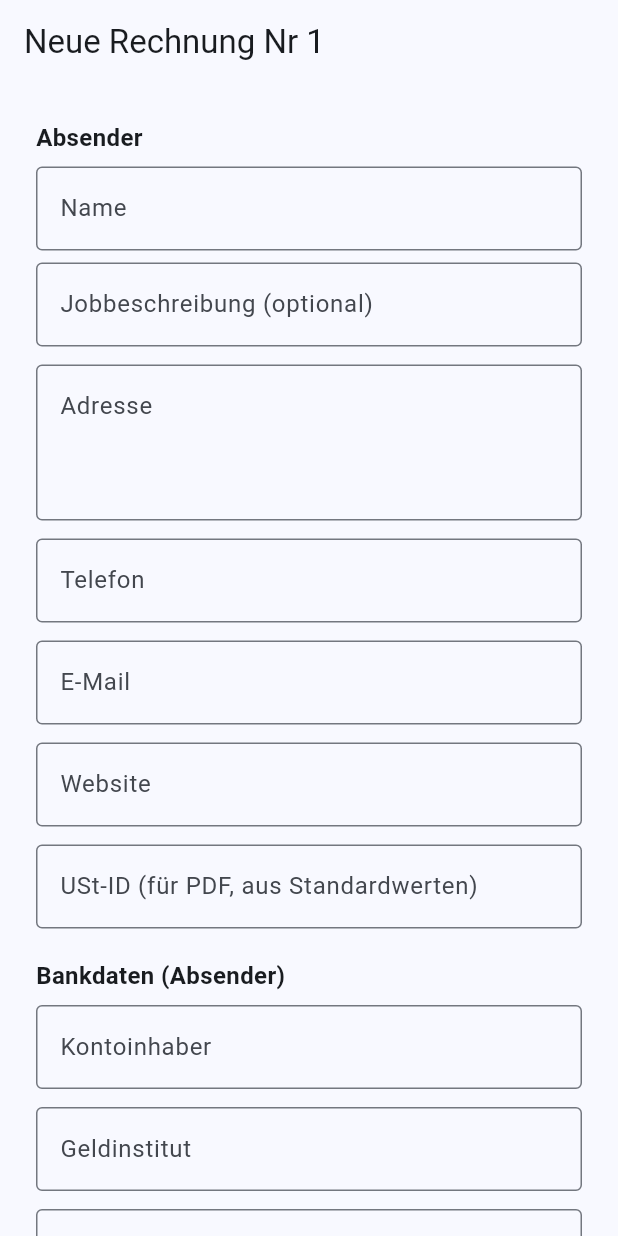
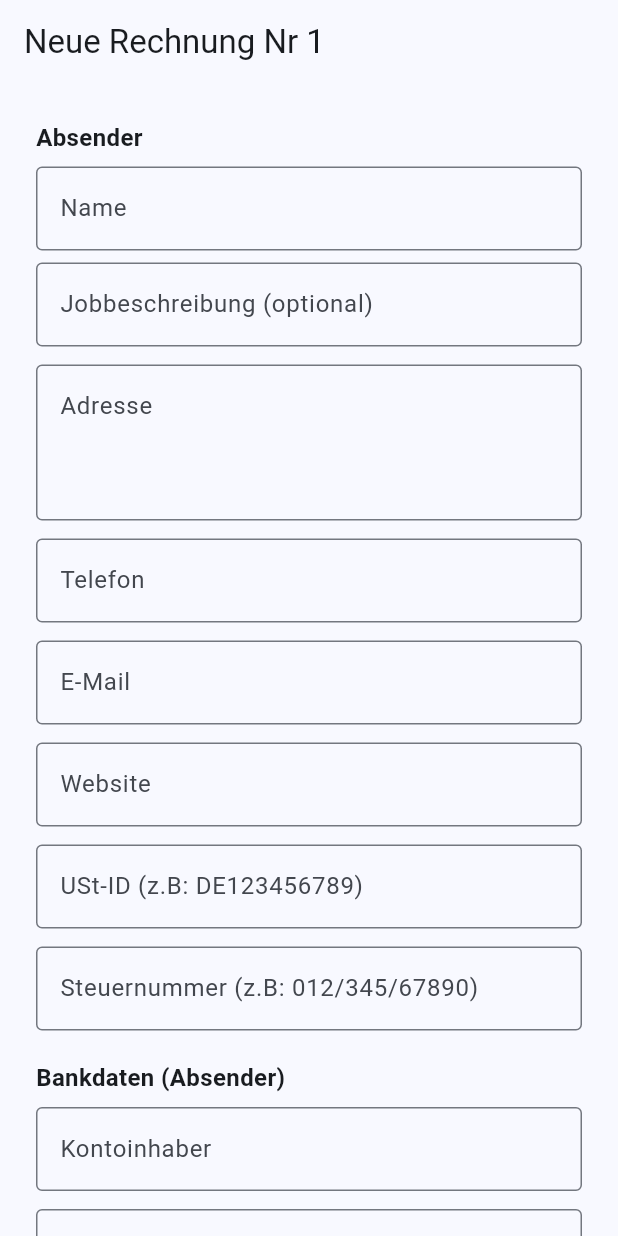
Before and after one commit to riobijanero/invoice_manager, a Flutter app: the InvoiceFormScreen screen opened by its route, on a phone screen of 412 x 824 dp. Run offline on Flutter 3.47's test engine with Material 3 defaults, Android fonts, the light colour scheme and no system bars; our stand-ins replace file_picker, flutter_riverpod, freezed_annotation, go_router, pdf, printing; missing offline and left inert: file_selector.

Commit message:
add taxNumber to sender block

```diff
--- a/lib/common/models/sender.dart
+++ b/lib/common/models/sender.dart
@@ -15,6 +15,7 @@
     @Default('') String email,
     @Default('') String website,
     @Default('') String ustId,
+    @Default('') String taxNumber,
   }) = _Sender;
 
   factory Sender.fromJson(Map<String, dynamic> json) =>
--- a/lib/common/services/invoice_pdf_generator/sender_block.dart
+++ b/lib/common/services/invoice_pdf_generator/sender_block.dart
@@ -70,6 +70,8 @@
   final websiteField = sender.website.trim().isNotEmpty ? _senderFieldRow(_senderLine(sender.website.trim())) : null;
   final vatTaxIdField =
       sender.ustId.trim().isNotEmpty ? _senderFieldRow(_senderLine('USt-ID: ${sender.ustId.trim()}')) : null;
+  final taxNumberField =
+      sender.taxNumber.trim().isNotEmpty ? _senderFieldRow(_senderLine('Steuernummer: ${sender.taxNumber.trim()}')) : null;
 
   // Add each field separately so you can reorder by moving lines.
   final result = <pw.Widget>[
@@ -89,5 +91,6 @@
   if (websiteField != null) result.add(websiteField);
   result.add(pw.SizedBox(height: 4));
   if (vatTaxIdField != null) result.add(vatTaxIdField);
+  if (taxNumberField != null) result.add(taxNumberField);
   return result;
 }
--- a/lib/features/form/invoice_form_screen.dart
+++ b/lib/features/form/invoice_form_screen.dart
@@ -51,6 +51,7 @@
   late TextEditingController _introductoryText;
   late TextEditingController _serviceDescription;
   late TextEditingController _ustId;
+  late TextEditingController _taxNumber;
 
   DateTime? _invoiceDate;
   DateTime? _paidOn;
@@ -89,6 +90,7 @@
     );
     _serviceDescription = TextEditingController();
     _ustId = TextEditingController();
+    _taxNumber = TextEditingController();
     _invoiceDate = DateTime.now();
     _paidOn = null;
   }
@@ -116,6 +118,7 @@
     _introductoryText.dispose();
     _serviceDescription.dispose();
     _ustId.dispose();
+    _taxNumber.dispose();
     super.dispose();
   }
 
@@ -127,6 +130,7 @@
     _senderEmail.text = inv.sender.email;
     _senderWebsite.text = inv.sender.website;
     _ustId.text = inv.sender.ustId;
+    _taxNumber.text = inv.sender.taxNumber;
     _clientName.text = inv.client.name;
     _clientCompanyName.text = inv.client.companyName;
     _clientAddress.text = inv.client.address;
@@ -189,6 +193,7 @@
       _serviceDescription.text = defaultServiceDescriptionTemplate.replaceAll('{PERIOD}', _periodPlaceholder());
     }
     _ustId.text = d.sender.ustId.isNotEmpty ? d.sender.ustId : d.ustId;
+    _taxNumber.text = d.sender.taxNumber;
   }
 
   String _periodPlaceholder() {
@@ -277,6 +282,7 @@
                             senderEmailController: _senderEmail,
                             senderWebsiteController: _senderWebsite,
                             ustIdController: _ustId,
+                            taxNumberController: _taxNumber,
                           ),
                           const SizedBox(height: 20),
                           BankDetailsFields(
@@ -489,6 +495,7 @@
         email: _senderEmail.text.trim(),
         website: _senderWebsite.text.trim(),
         ustId: _ustId.text.trim(),
+        taxNumber: _taxNumber.text.trim(),
       ),
       client: Client(
         companyName: _clientCompanyName.text.trim(),
@@ -532,6 +539,7 @@
         email: _senderEmail.text.trim(),
         website: _senderWebsite.text.trim(),
         ustId: _ustId.text.trim(),
+        taxNumber: _taxNumber.text.trim(),
       ),
       client: Client(
         companyName: _clientCompanyName.text.trim(),
--- a/lib/features/form/sender_fields.dart
+++ b/lib/features/form/sender_fields.dart
@@ -10,6 +10,7 @@
     required this.senderEmailController,
     required this.senderWebsiteController,
     required this.ustIdController,
+    required this.taxNumberController,
   });
 
   final TextEditingController senderNameController;
@@ -19,6 +20,7 @@
   final TextEditingController senderEmailController;
   final TextEditingController senderWebsiteController;
   final TextEditingController ustIdController;
+  final TextEditingController taxNumberController;
 
   @override
   Widget build(BuildContext context) {
@@ -87,7 +89,15 @@
         TextFormField(
           controller: ustIdController,
           decoration: const InputDecoration(
-            labelText: 'USt-ID (für PDF, aus Standardwerten)',
+            labelText: 'USt-ID (z.B: DE123456789)',
+            border: OutlineInputBorder(),
+          ),
+        ),
+        const SizedBox(height: 12),
+        TextFormField(
+          controller: taxNumberController,
+          decoration: const InputDecoration(
+            labelText: 'Steuernummer (z.B: 012/345/67890)',
             border: OutlineInputBorder(),
           ),
         ),
```
Also changed, not shown: lib/common/models/sender.freezed.dart, lib/common/models/sender.g.dart.
